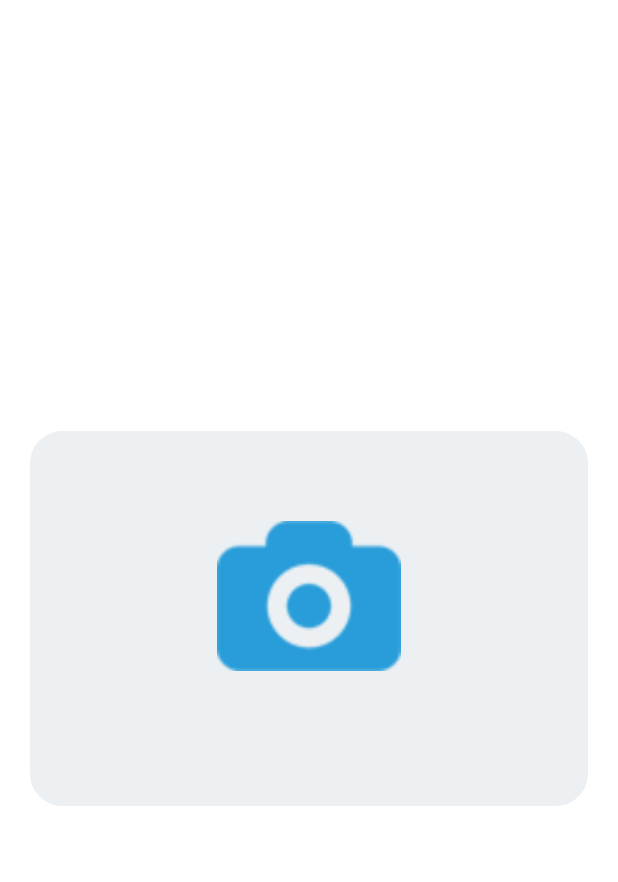
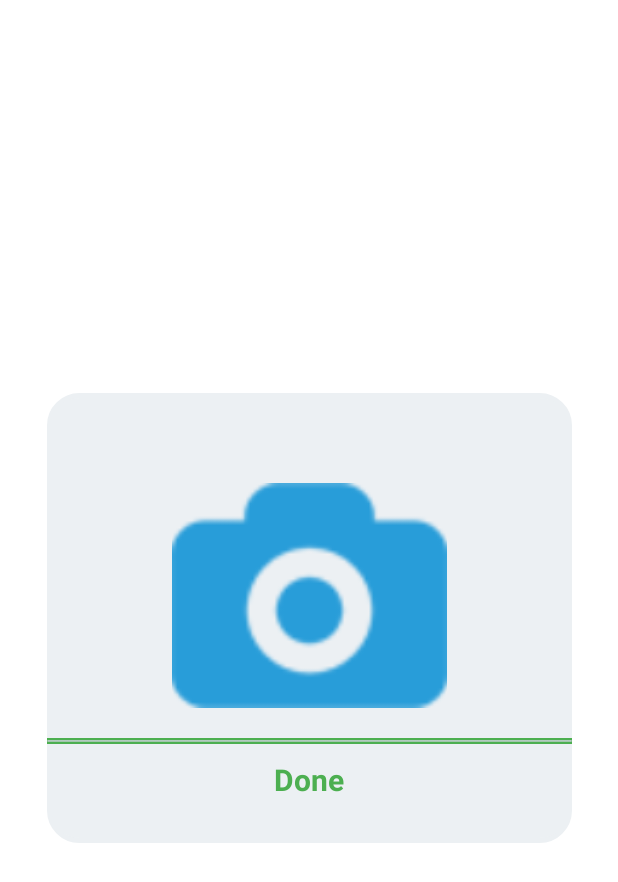
Before and after one commit to Bluerayws2020/SafeValetAndroid, an Android app: the layout popup_window_car_image.xml on its own in the app's theme, with its tools: preview values and no code run, on a phone screen of 412 x 824 dp. Shown: the top 882 px of the screen. Run offline under Robolectric (Android 15) with nearby library versions, the phone set to English and light mode, and no system bars.

Commit message:
edit image dialog

```diff
--- a/app/src/main/res/layout/popup_window_car_image.xml
+++ b/app/src/main/res/layout/popup_window_car_image.xml
@@ -6,8 +6,8 @@
 
 
     <LinearLayout
-        android:layout_width="match_parent"
-        android:layout_height="250dp"
+        android:layout_width="350dp"
+        android:layout_height="300dp"
         android:layout_marginStart="20dp"
         android:background="@drawable/rounded_box"
         android:backgroundTint="@color/background_color"
@@ -22,12 +22,34 @@
         <ImageView
             android:id="@+id/aImg"
             android:layout_width="match_parent"
-            android:layout_height="100dp"
+            android:layout_height="150dp"
             android:layout_marginTop="60dp"
             android:src="@drawable/camera"
             android:layout_gravity="center"
             />
 
+
+        <ImageView
+            android:layout_width="match_parent"
+            android:layout_height="wrap_content"
+            android:src="@drawable/historyline"
+            android:layout_marginTop="20dp"
+            android:layout_gravity="center"
+            android:background="@color/green"
+            />
+        <TextView
+            android:id="@+id/Done"
+            android:layout_width="match_parent"
+            android:layout_height="wrap_content"
+            android:textColor="@color/green"
+            android:layout_marginTop="10dp"
+            android:text="@string/done"
+            android:textAlignment="center"
+            android:textSize="20sp"
+            android:textStyle="bold"
+            android:clickable="true"
+            android:focusable="true"
+            />
     </LinearLayout>
 
 
```
Also changed, not shown: app/src/main/java/com/example/safevalet/fragments/MapsFragment.kt (+62 -51 lines), app/src/main/res/layout/fragment_map.xml (+18 -7 lines), app/src/main/res/layout/fragment_maps.xml (+4 -3 lines).
